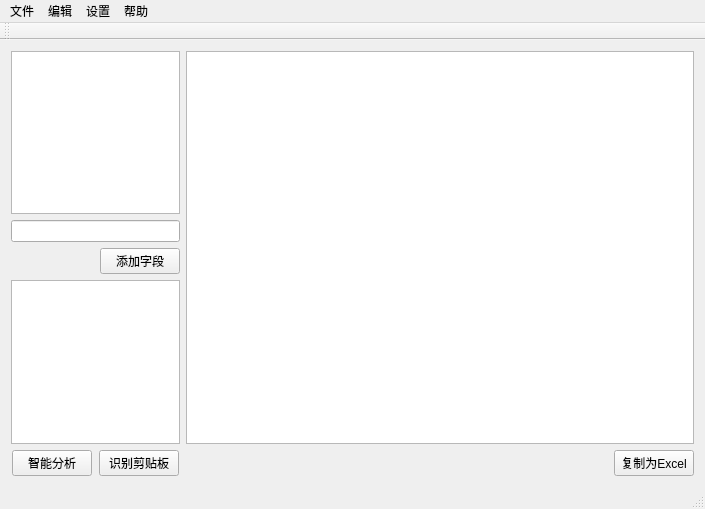
First picture: the form in ListAutoSort/ListAutoSort.ui, repository iwxyi/ListAutoSort, before the edit.
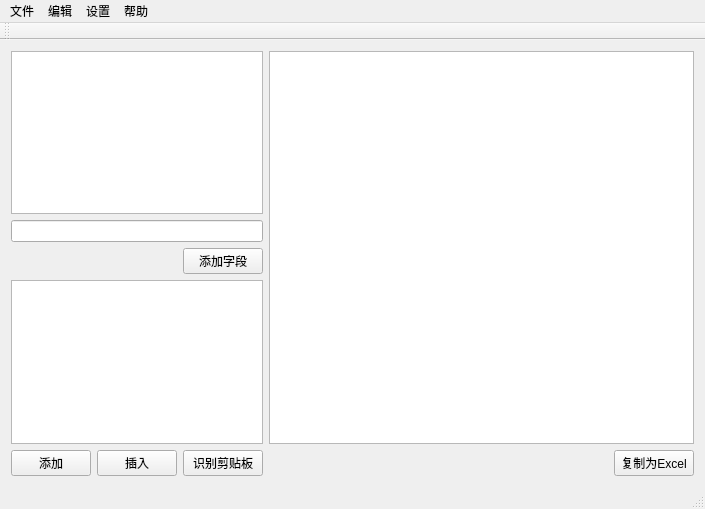
Second picture: the form after the edit.

Commit message: 去除AddMixtureARow，分开为Add和Insert方法

```diff
--- a/ListAutoSort/ListAutoSort.ui
+++ b/ListAutoSort/ListAutoSort.ui
@@ -89,7 +89,14 @@
           <item>
            <widget class="QPushButton" name="inputButton">
             <property name="text">
-             <string>智能分析</string>
+             <string>添加</string>
+            </property>
+           </widget>
+          </item>
+          <item>
+           <widget class="QPushButton" name="insertButton">
+            <property name="text">
+             <string>插入</string>
             </property>
            </widget>
           </item>
```
The commit also changes 3 other files.
